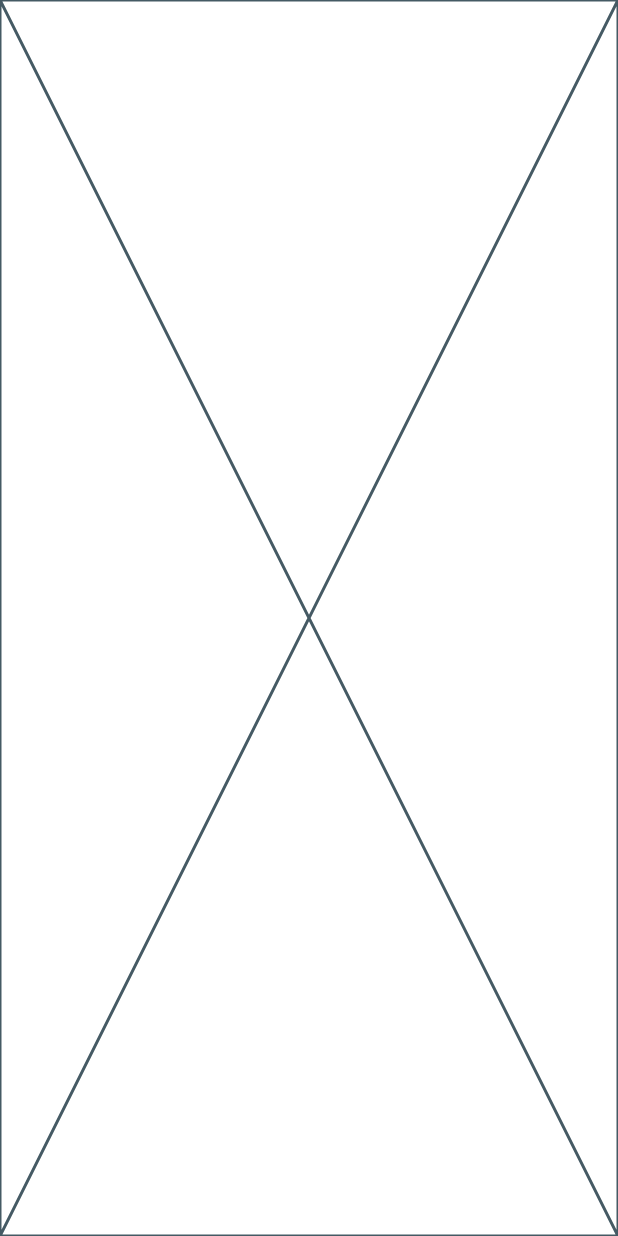
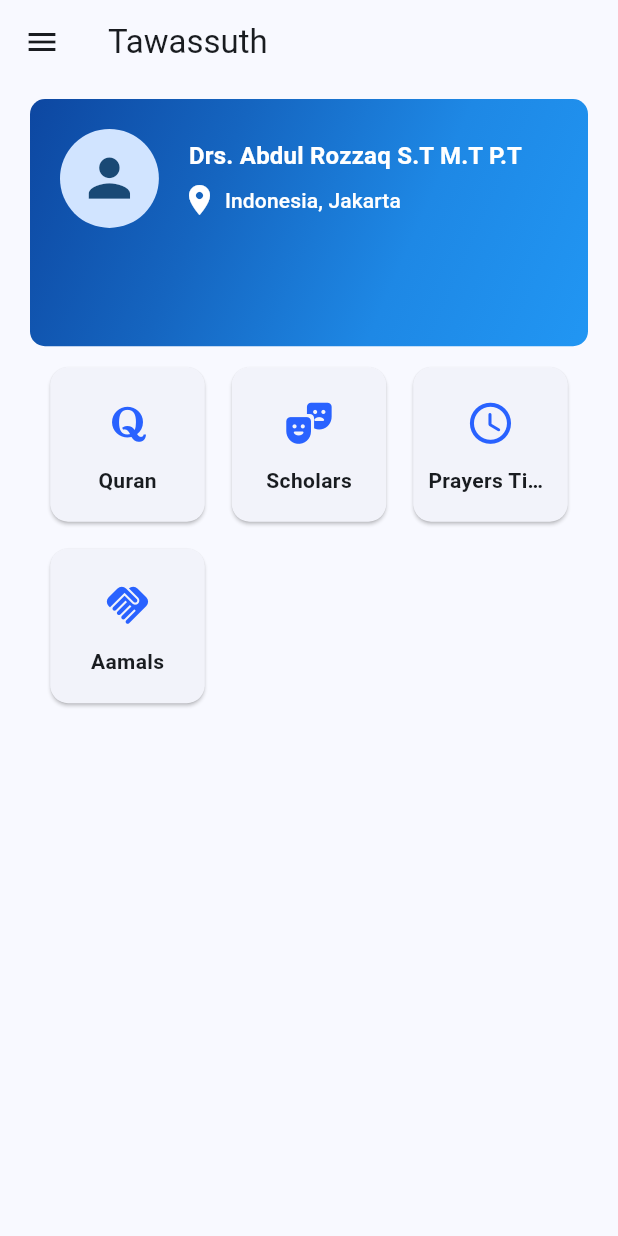
Before and after one commit to rrrozzaq/tawassuth-app, a Flutter app: the screen it shows after launch, on a phone screen of 412 x 824 dp. Run offline on Flutter 3.47's test engine with Material 3 defaults, Android fonts, the phone set to English and light mode, and no system bars; our stand-ins replace auto_route.

Commit message:
feat (home) : create home menu and utils

```diff
--- /dev/null
+++ b/lib/core/components/drawer_app.dart
@@ -0,0 +1,10 @@
+import 'package:flutter/material.dart';
+
+class TDrawer extends StatelessWidget {
+  const TDrawer({super.key});
+
+  @override
+  Widget build(BuildContext context) {
+    return Drawer();
+  }
+}
--- a/lib/main.dart
+++ b/lib/main.dart
@@ -16,6 +16,7 @@ class MyApp extends StatelessWidget {
       routerConfig: _appRouter.config(),
       debugShowCheckedModeBanner: false,
       title: 'Tawassuth',
+      theme: ThemeData(colorSchemeSeed: Colors.blue, useMaterial3: true),
     );
   }
 }
--- /dev/null
+++ b/lib/screens/home/data/menu_model.dart
@@ -0,0 +1,10 @@
+import 'package:flutter/material.dart';
+
+// for menu apps
+class MenuModel {
+  final String title;
+  final IconData icon;
+  final VoidCallback onTap;
+
+  MenuModel({required this.title, required this.icon, required this.onTap});
+}
--- a/lib/screens/home/ui/home_screen.dart
+++ b/lib/screens/home/ui/home_screen.dart
@@ -1,12 +1,83 @@
 import 'package:auto_route/auto_route.dart';
 import 'package:flutter/material.dart';
 
+import '../../../core/components/drawer_app.dart';
+import '../data/menu_model.dart';
+import 'widgets/hero_card.dart';
+import 'widgets/menu_list.dart';
+
 @RoutePage()
-class HomeScreen extends StatelessWidget {
+class HomeScreen extends StatefulWidget {
   const HomeScreen({super.key});
 
   @override
+  State<HomeScreen> createState() => _HomeScreenState();
+}
+
+class _HomeScreenState extends State<HomeScreen> {
+  late List<MenuModel> menuList;
+
+  @override
+  void initState() {
+    super.initState();
+
+    menuList = [
+      MenuModel(
+        title: 'Quran',
+        icon: Icons.quora_rounded,
+        onTap: () {
+          showComingSoon();
+        },
+      ),
+      MenuModel(
+        title: 'Scholars',
+        icon: Icons.theater_comedy_rounded,
+        onTap: () {
+          context.router.back();
+        },
+      ),
+      MenuModel(
+        title: 'Prayers Times',
+        icon: Icons.access_time_rounded,
+        onTap: () {
+          showComingSoon();
+        },
+      ),
+      MenuModel(
+        title: 'Aamals',
+        icon: Icons.handshake,
+        onTap: () {
+          showComingSoon();
+        },
+      ),
+      // add new menu here
+    ];
+  }
+
+  @override
   Widget build(BuildContext context) {
-    return const Placeholder();
+    return Scaffold(
+      appBar: AppBar(title: const Text('Tawassuth'), centerTitle: false),
+      drawer: const TDrawer(),
+      body: Column(
+        children: [const THeroCardWidget(), MenuList(menuList: menuList)],
+      ),
+    );
+  }
+
+  void showComingSoon() {
+    ScaffoldMessenger.of(context).showSnackBar(
+      const SnackBar(
+        behavior: SnackBarBehavior.floating,
+        duration: Duration(seconds: 1),
+        backgroundColor: Colors.red,
+        dismissDirection: DismissDirection.horizontal,
+        shape: RoundedRectangleBorder(
+          borderRadius: BorderRadius.all(Radius.circular(10)),
+        ),
+        showCloseIcon: true,
+        content: Text('Coming soon'),
+      ),
+    );
   }
 }
--- /dev/null
+++ b/lib/screens/home/ui/widgets/hero_card.dart
@@ -0,0 +1,87 @@
+import 'package:flutter/material.dart';
+import 'package:tawassuth/utils/ui_helper.dart';
+
+class THeroCardWidget extends StatelessWidget {
+  const THeroCardWidget({super.key});
+
+  @override
+  Widget build(BuildContext context) {
+    return Container(
+      margin: const EdgeInsets.symmetric(vertical: 10, horizontal: 20),
+      padding: const EdgeInsets.all(20),
+      height: screenHeight(context) * 0.2,
+      width: double.infinity,
+      decoration: BoxDecoration(
+        borderRadius: BorderRadius.circular(10),
+        gradient: LinearGradient(
+          begin: Alignment.topLeft,
+          end: Alignment.bottomRight,
+          colors: [
+            Colors.blue.shade900,
+            Colors.blue.shade800,
+            Colors.blue.shade600,
+            Colors.blue.shade500,
+          ],
+        ),
+      ),
+      child: Column(
+        spacing: 10,
+        crossAxisAlignment: CrossAxisAlignment.start,
+        children: [
+          Row(
+            spacing: 15,
+            children: [
+              // Photo Profile user
+              CircleAvatar(
+                radius: screenWidth(context) * .08,
+                child: Icon(Icons.person, size: screenWidth(context) * 0.1),
+              ),
+
+              // userData
+              Expanded(
+                child: Column(
+                  spacing: 5,
+                  crossAxisAlignment: CrossAxisAlignment.start,
+                  children: [
+                    // username
+                    Padding(
+                      padding: const EdgeInsets.only(left: 5),
+                      child: Text(
+                        'Drs. Abdul Rozzaq S.T M.T P.T',
+                        maxLines: 1,
+                        overflow: TextOverflow.ellipsis,
+                        style: Theme.of(
+                          context,
+                        ).textTheme.titleMedium!.copyWith(
+                          color: Colors.white,
+                          fontWeight: FontWeight.bold,
+                        ),
+                      ),
+                    ),
+
+                    // Nation User
+                    Row(
+                      spacing: 5,
+                      mainAxisAlignment: MainAxisAlignment.start,
+                      children: [
+                        const Icon(Icons.location_on, color: Colors.white),
+                        Text(
+                          'Indonesia, Jakarta',
+                          maxLines: 1,
+                          overflow: TextOverflow.ellipsis,
+                          style: Theme.of(
+                            context,
+                          ).textTheme.titleSmall!.copyWith(color: Colors.white),
+                        ),
+                      ],
+                    ),
+                  ],
+                ),
+              ),
+            ],
+          ),
+        ],
+      ),
+    );
+  }
+}
--- /dev/null
+++ b/lib/screens/home/ui/widgets/menu_list.dart
@@ -0,0 +1,55 @@
+import 'package:flutter/material.dart';
+
+import '../../../../utils/ui_helper.dart';
+import '../../data/menu_model.dart';
+
+class MenuList extends StatelessWidget {
+  const MenuList({super.key, required this.menuList});
+
+  final List<MenuModel> menuList;
+
+  @override
+  Widget build(BuildContext context) {
+    return Expanded(
+      child: Wrap(
+        spacing: 10,
+        runSpacing: 10,
+        children: List.generate(menuList.length, (index) {
+          return Card(
+            child: InkWell(
+              onTap: menuList[index].onTap,
+              child: Container(
+                padding: const EdgeInsets.all(10),
+                height: screenWidth(context) * 0.25,
+                width: screenWidth(context) * 0.25,
+                child: Column(
+                  children: [
+                    Expanded(
+                      flex: 2,
+                      child: Icon(
+                        menuList[index].icon,
+                        size: screenWidth(context) * .08,
+                        color: Colors.blueAccent.shade700,
+                      ),
+                    ),
+                    Expanded(
+                      flex: 1,
+                      child: Text(
+                        menuList[index].title,
+                        maxLines: 1,
+                        overflow: TextOverflow.ellipsis,
+                        style: Theme.of(context).textTheme.bodyMedium!.copyWith(
+                          fontWeight: FontWeight.bold,
+                        ),
+                      ),
+                    ),
+                  ],
+                ),
+              ),
+            ),
+          );
+        }),
+      ),
+    );
+  }
+}
--- /dev/null
+++ b/lib/utils/ui_helper.dart
@@ -0,0 +1,7 @@
+import 'package:flutter/widgets.dart';
+
+// get width screen device
+double screenWidth(BuildContext context) => MediaQuery.of(context).size.width;
+
+// get height screen device
+double screenHeight(BuildContext context) => MediaQuery.of(context).size.height;
```
